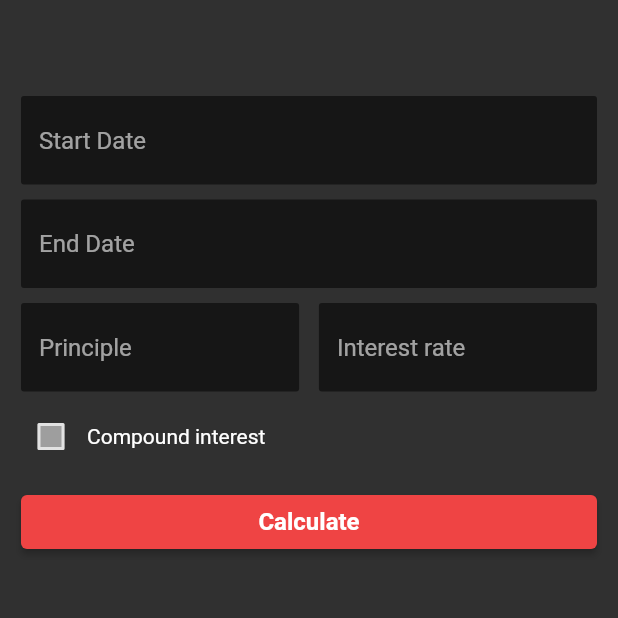
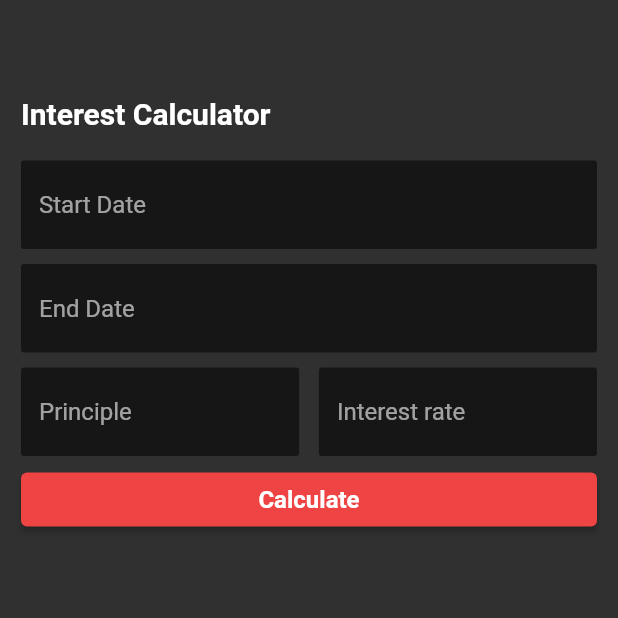
Before and after one commit to chenchunaidu/interest_calculator, a Flutter app: the screen it shows after launch, on a phone screen of 412 x 824 dp, the top half of it. Run offline on Flutter 3.47's test engine with Material 2 defaults, Android fonts, the phone set to English and light mode, and no system bars; drawn by our look-alikes of date_time_picker; our stand-ins replace form_validator, get; missing offline and left inert: dart:ffi.

Commit message:
fix: added interest calculator

```diff
--- a/lib/components/calendar-form.dart
+++ /dev/null
@@ -1,60 +0,0 @@
-import 'package:flutter/material.dart';
-import 'package:interest_calculator/theme/inset.dart';
-
-import '../theme/font.dart';
-import 'common/form/custom-form-field.dart';
-import 'common/form/index.dart';
-
-var calendarForm = [
-  {
-    "type": FormFieldType.date,
-    "name": "startDate",
-    "placeholder": "Start Date",
-  },
-  {
-    "type": FormFieldType.date,
-    "name": "endDate",
-    "placeholder": "End Date",
-  },
-  {
-    "type": FormFieldType.row,
-    "fields": [
-      {
-        "type": FormFieldType.text,
-        "name": "principleAmount",
-        "placeholder": "Principle",
-      },
-      {
-        "type": FormFieldType.text,
-        "name": "interestRate",
-        "placeholder": "Interest rate",
-      },
-    ]
-  },
-  {
-    "type": FormFieldType.checkbox,
-    "name": "compound",
-    "title": "Compound interest",
-  },
-];
-
-class InterestForm extends StatelessWidget {
-  const InterestForm({Key? key}) : super(key: key);
-
-  @override
-  Widget build(BuildContext context) {
-    return Padding(
-        padding: EdgeInsets.all(Insets.lg),
-        child: CustomForm(
-          fields: calendarForm,
-          spacing: Insets.lg,
-          submitButtonChild: const Text(
-            "Calculate",
-            style: TextStyles.buttonText1,
-          ),
-          onSubmit: (value) {
-            print(value);
-          },
-        ));
-  }
-}
--- a/lib/components/common/form/custom-form-field.dart
+++ b/lib/components/common/form/custom-form-field.dart
@@ -49,6 +49,9 @@ class CustomFormField extends StatelessWidget {
         onSaved: (value) {
           onSaved!(value, formFieldData.name);
         },
+        onTapOutside: (event) {
+          FocusScope.of(context).unfocus();
+        },
         keyboardType: formFieldData.keyboardType,
         validator: formFieldData.validator,
         obscureText: formFieldData.obscureText ?? false,
--- /dev/null
+++ b/lib/components/interest-form.dart
@@ -0,0 +1,93 @@
+import 'package:flutter/material.dart';
+import 'package:interest_calculator/components/common/vstack.dart';
+import 'package:interest_calculator/components/interest-model.dart';
+import 'package:interest_calculator/components/interest-preview.dart';
+import 'package:interest_calculator/theme/color.dart';
+import 'package:interest_calculator/theme/inset.dart';
+
+import '../theme/font.dart';
+import 'common/form/custom-form-field.dart';
+import 'common/form/index.dart';
+
+var calendarForm = [
+  {
+    "type": FormFieldType.date,
+    "name": "startDate",
+    "placeholder": "Start Date",
+  },
+  {
+    "type": FormFieldType.date,
+    "name": "endDate",
+    "placeholder": "End Date",
+  },
+  {
+    "type": FormFieldType.row,
+    "fields": [
+      {
+        "type": FormFieldType.text,
+        "name": "principleAmount",
+        "placeholder": "Principle",
+      },
+      {
+        "type": FormFieldType.text,
+        "name": "interestRate",
+        "placeholder": "Interest rate",
+      },
+    ]
+  },
+];
+
+class InterestForm extends StatefulWidget {
+  const InterestForm({Key? key}) : super(key: key);
+
+  @override
+  _InterestFormState createState() => _InterestFormState();
+}
+
+class _InterestFormState extends State<InterestForm> {
+  InterestModel? interestData;
+
+  @override
+  Widget build(BuildContext context) {
+    return SingleChildScrollView(
+        child: Padding(
+            padding: EdgeInsets.all(Insets.lg),
+            child: VStack(
+                crossAxisAlignment: CrossAxisAlignment.start,
+                spacing: Insets.xl,
+                children: [
+                  const Text(
+                    "Interest Calculator",
+                    style: TextStyles.h3,
+                  ),
+                  CustomForm(
+                    fields: calendarForm,
+                    spacing: Insets.lg,
+                    submitButtonChild: const Text(
+                      "Calculate",
+                      style: TextStyles.buttonText1,
+                    ),
+                    onSubmit: (value) {
+                      print(value);
+                      setState(() {
+                        interestData = InterestModel.fromJson(value);
+                      });
+                    },
+                  ),
+                  interestData != null
+                      ? VStack(children: [
+                          InterestPreview(
+                            label: "Simple",
+                            interestPreviewData:
+                                interestData!.getSimpleInterestPreview(),
+                          ),
+                          InterestPreview(
+                            label: "Compound",
+                            interestPreviewData:
+                                interestData!.getCompoundInterestPreview(),
+                          )
+                        ])
+                      : Container()
+                ])));
+  }
+}
--- /dev/null
+++ b/lib/components/interest-model.dart
@@ -0,0 +1,62 @@
+import 'dart:ffi';
+
+import 'package:interest_calculator/components/interest-preview-model.dart';
+import 'dart:math';
+
+class InterestModel {
+  final String startDate;
+  final String endDate;
+  final int principleAmount;
+  final int interestRate;
+  InterestModel(
+      {required this.startDate,
+      required this.endDate,
+      required this.principleAmount,
+      required this.interestRate});
+
+  factory InterestModel.fromJson(Map<String, dynamic> json) => InterestModel(
+        startDate: json["startDate"] as String,
+        endDate: json["endDate"] as String,
+        principleAmount: int.parse(json["principleAmount"]),
+        interestRate: int.parse(json["interestRate"]),
+      );
+
+  int getDiffInDays() {
+    var startDate = DateTime.parse(this.startDate);
+    var endDate = DateTime.parse(this.endDate);
+    return endDate.difference(startDate).inDays;
+  }
+
+  String getTimePeriod() {
+    return "${getDiffInDays()} days";
+  }
+
+  String getSimpleTotalValue() {
+    return ((principleAmount *
+            (1 + ((interestRate * getDiffInDays()) / 36500))))
+        .toStringAsFixed(2);
+  }
+
+  String getCompoundTotalValue() {
+    return ((principleAmount *
+            pow(((interestRate / 100) + 1), (getDiffInDays() / 365))
+                .toDouble()))
+        .toStringAsFixed(2);
+  }
+
+  InterestPreviewModel getSimpleInterestPreview() {
+    return InterestPreviewModel(
+        timePeriod: getTimePeriod(),
+        totalAmount: getSimpleTotalValue(),
+        principleAmount: principleAmount.toString(),
+        interestRate: interestRate.toString());
+  }
+
+  InterestPreviewModel getCompoundInterestPreview() {
+    return InterestPreviewModel(
+        timePeriod: getTimePeriod(),
+        totalAmount: getCompoundTotalValue(),
+        principleAmount: principleAmount.toString(),
+        interestRate: interestRate.toString());
+  }
+}
--- /dev/null
+++ b/lib/components/interest-preview-model.dart
@@ -0,0 +1,12 @@
+class InterestPreviewModel {
+  final String principleAmount;
+  final String timePeriod;
+  final String interestRate;
+  final String totalAmount;
+
+  InterestPreviewModel(
+      {required this.timePeriod,
+      required this.totalAmount,
+      required this.principleAmount,
+      required this.interestRate});
+}
--- a/lib/screens/home.dart
+++ b/lib/screens/home.dart
@@ -1,10 +1,10 @@
 import 'package:flutter/material.dart';
-import 'package:interest_calculator/components/calendar-form.dart';
+import 'package:interest_calculator/components/interest-form.dart';
 
 class Home extends StatelessWidget {
   const Home({Key? key}) : super(key: key);
   @override
   Widget build(BuildContext context) {
-    return InterestForm();
+    return const InterestForm();
   }
 }
```
Also changed, not shown: lib/components/interest-preview-line-item.dart (added, +28 -0 lines), lib/components/interest-preview.dart (added, +44 -0 lines).
